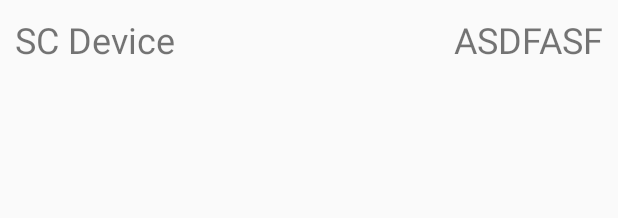
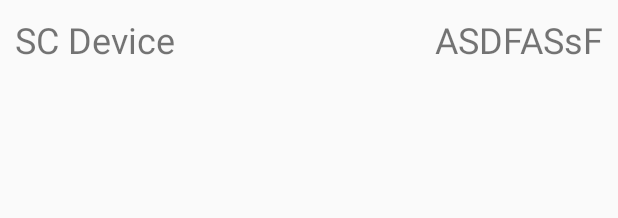
Before and after one commit to lixf078/LockBluetooth, an Android app: the layout setting_list_item_device.xml on its own in the app's theme, with its tools: preview values and no code run, on a phone screen of 412 x 824 dp. Shown: the top 218 px of the screen. Run offline under Robolectric (Android 15) with nearby library versions, the light colour scheme and no system bars.

Commit message:
init setting page

```diff
--- a/app/src/main/res/layout/setting_list_item_device.xml
+++ b/app/src/main/res/layout/setting_list_item_device.xml
@@ -36,7 +36,7 @@
             android:layout_width="wrap_content"
             android:layout_height="wrap_content"
             android:layout_toRightOf="@+id/device_name"
-            android:text="ASDFASF"
+            android:text="ASDFASsF"
             android:gravity="right"
             android:layout_alignParentRight="true"
             android:textSize="24dp" />
```
